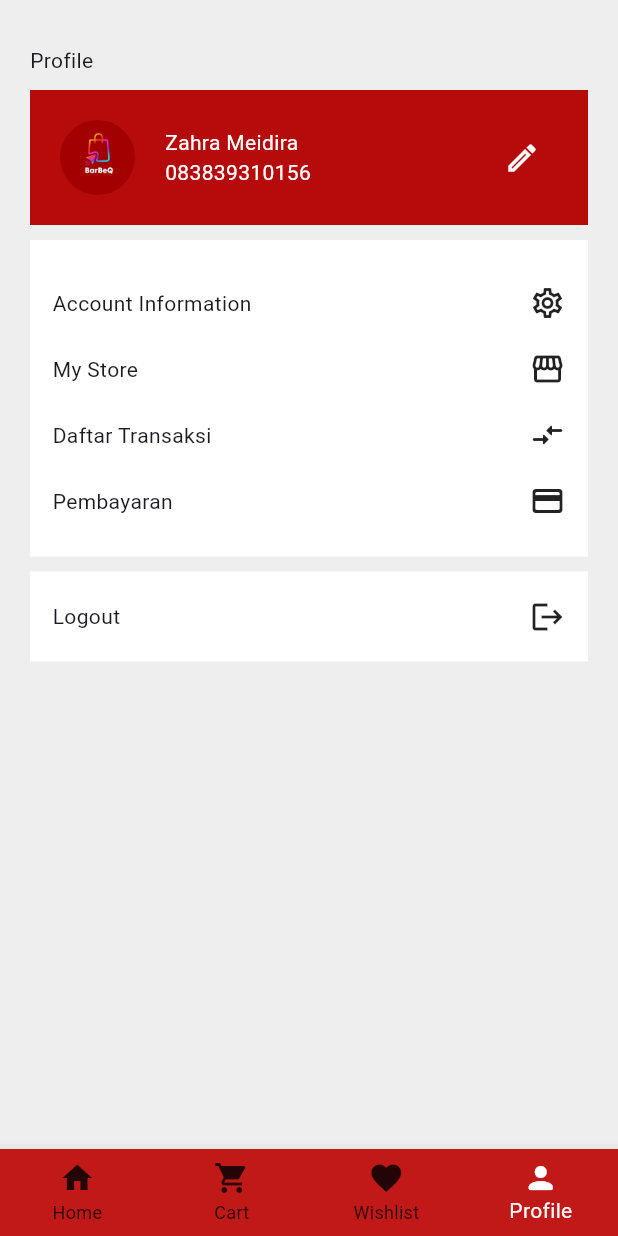
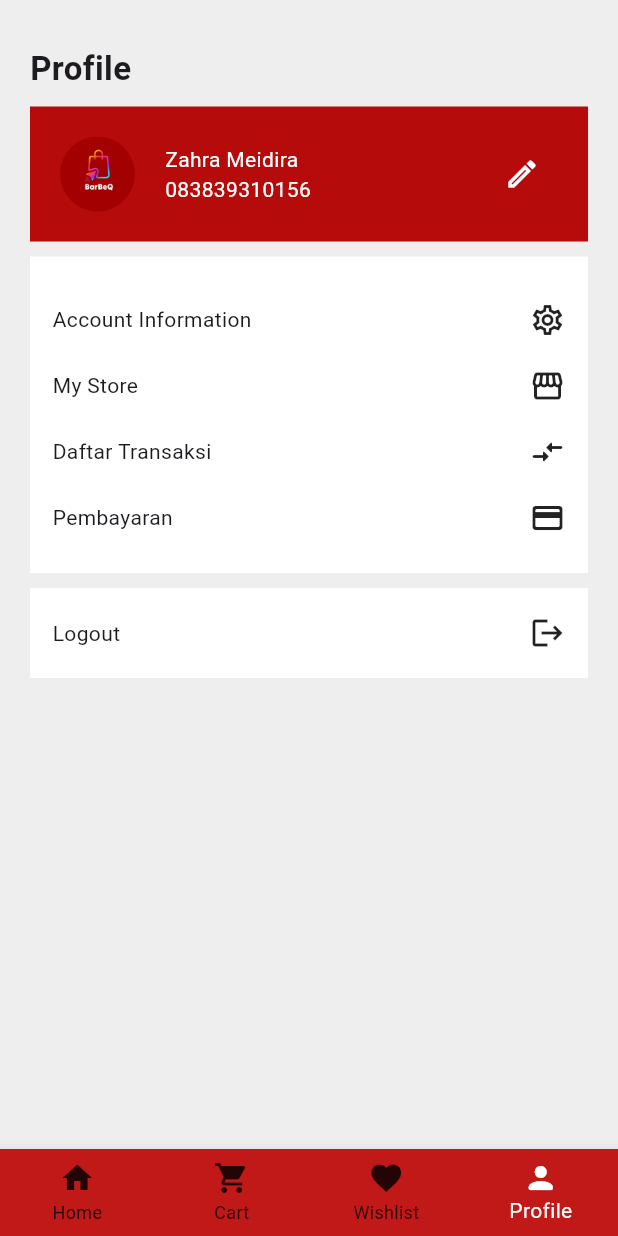
Before and after one commit to DhanielPutra/tesy, a Flutter app: the screen it shows after launch, item 4 of the bottom bar chosen, on a phone screen of 412 x 824 dp. Run offline on Flutter 3.47's test engine with Material 3 defaults, Android fonts, the phone set to English and light mode, and no system bars.

Commit message:
Update profile.dart

```diff
--- a/lib/profile.dart
+++ b/lib/profile.dart
@@ -72,7 +72,7 @@ class _ProfileState extends State<Profile> {
           child: Column(
             crossAxisAlignment: CrossAxisAlignment.start,
             children: [
-             const Text('Profile'),
+             const Text('Profile',style: TextStyle(fontWeight: FontWeight.bold,fontSize: 22),),
             const  SizedBox(
                 height: 10,
               ),
```
